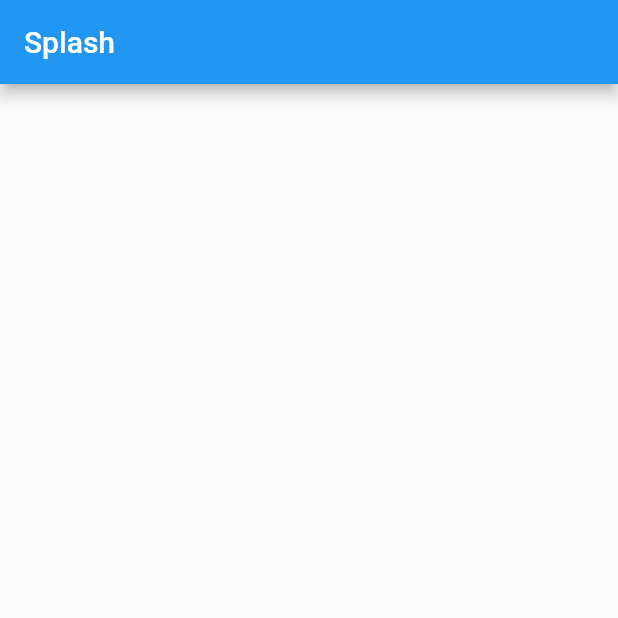
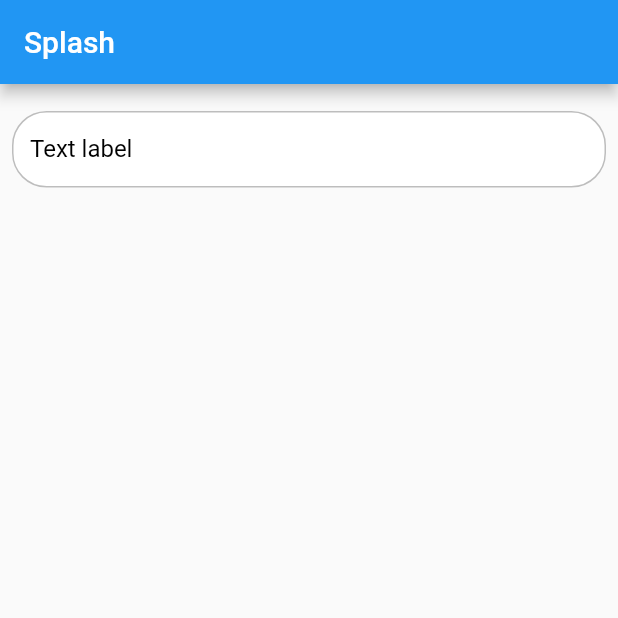
Before and after one commit to DiegoVeneroso/consuni_mobile, a Flutter app: the screen it shows after launch, on a phone screen of 412 x 824 dp, the top half of it. Run offline on Flutter 3.47's test engine with Material 2 defaults, Android fonts, the phone set to English and light mode, and no system bars; our stand-ins replace get; Roboto replaces fonts that are missing (mplus1).

Commit message:
custom_textformfield - Casa

```diff
--- /dev/null
+++ b/lib/app/core/ui/widgets/custom_textformfield.dart
@@ -0,0 +1,52 @@
+import 'dart:ui';
+
+import 'package:flutter/material.dart';
+import 'package:get/utils.dart';
+
+class CustomTextformfield extends StatelessWidget {
+  final String label;
+  final TextEditingController? controller;
+  final bool obscureText;
+  final FormFieldValidator<String>? validator;
+  final ValueChanged<String>? onChange;
+
+  const CustomTextformfield(
+      {Key? key,
+      required this.label,
+      this.controller,
+      this.validator,
+      this.onChange,
+      this.obscureText = false})
+      : super(key: key);
+
+  @override
+  Widget build(BuildContext context) {
+    return TextFormField(
+      controller: controller,
+      obscureText: obscureText,
+      validator: validator,
+      onChanged: onChange,
+      cursorColor: context.theme.primaryColor,
+      decoration: InputDecoration(
+        isDense: true,
+        labelText: label,
+        labelStyle: const TextStyle(color: Colors.black),
+        errorStyle: const TextStyle(color: Colors.redAccent),
+        border: OutlineInputBorder(
+          borderRadius: BorderRadius.circular(23),
+          borderSide: BorderSide(color: Colors.grey[400]!),
+        ),
+        enabledBorder: OutlineInputBorder(
+          borderRadius: BorderRadius.circular(23),
+          borderSide: BorderSide(color: Colors.grey[400]!),
+        ),
+        focusedBorder: OutlineInputBorder(
+          borderRadius: BorderRadius.circular(23),
+          borderSide: BorderSide(color: Colors.grey[400]!),
+        ),
+        filled: true,
+        fillColor: Colors.white,
+      ),
+    );
+  }
+}
--- a/lib/app/modules/splash/splash_page.dart
+++ b/lib/app/modules/splash/splash_page.dart
@@ -1,14 +1,28 @@
+import 'package:consuni_mobile/app/core/ui/widgets/custom_textformfield.dart';
 import 'package:flutter/material.dart';
 
 class SplashPage extends StatelessWidget {
+  const SplashPage({Key? key}) : super(key: key);
 
-  const SplashPage({ Key? key }) : super(key: key);
-
-   @override
-   Widget build(BuildContext context) {
-       return Scaffold(
-           appBar: AppBar(title: const Text('Splash'),),
-           body: Container(),
-       );
+  @override
+  Widget build(BuildContext context) {
+    return Scaffold(
+      appBar: AppBar(
+        title: const Text('Splash'),
+      ),
+      body: Column(
+        children: [
+          const SizedBox(
+            height: 10,
+          ),
+          Padding(
+            padding: const EdgeInsets.all(8.0),
+            child: CustomTextformfield(
+              label: 'Text label',
+            ),
+          ),
+        ],
+      ),
+    );
   }
 }
```
